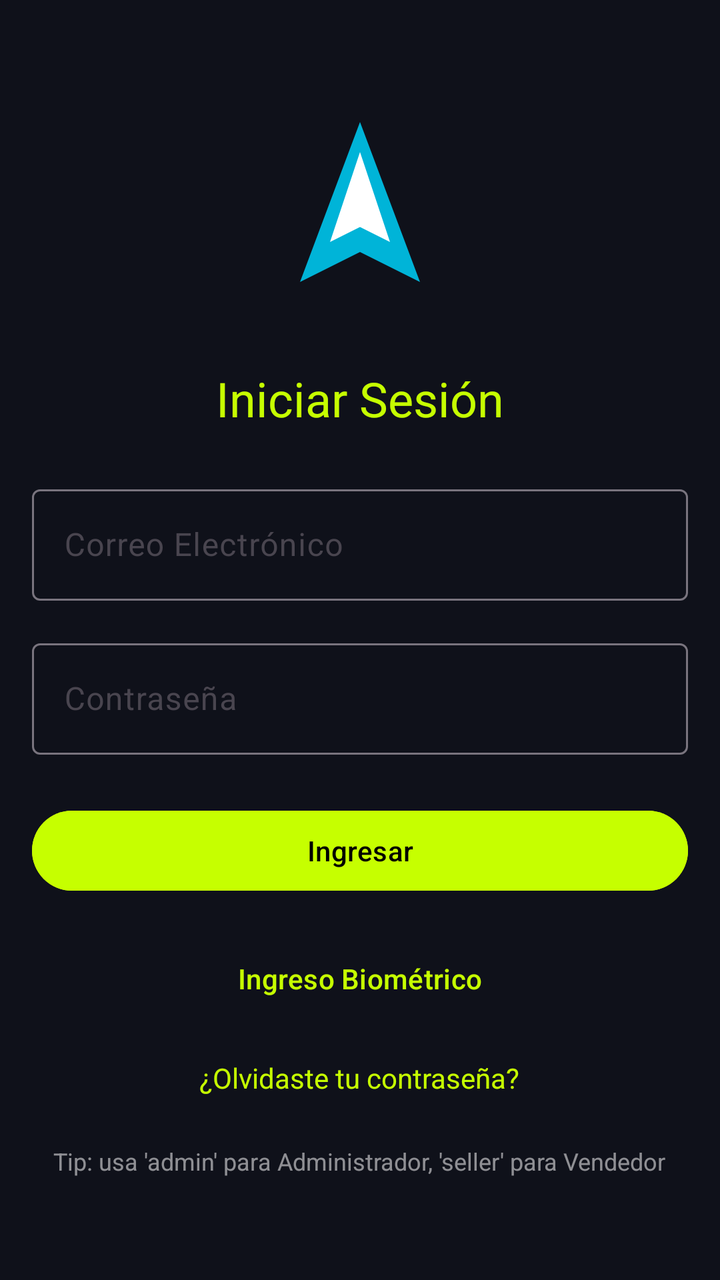
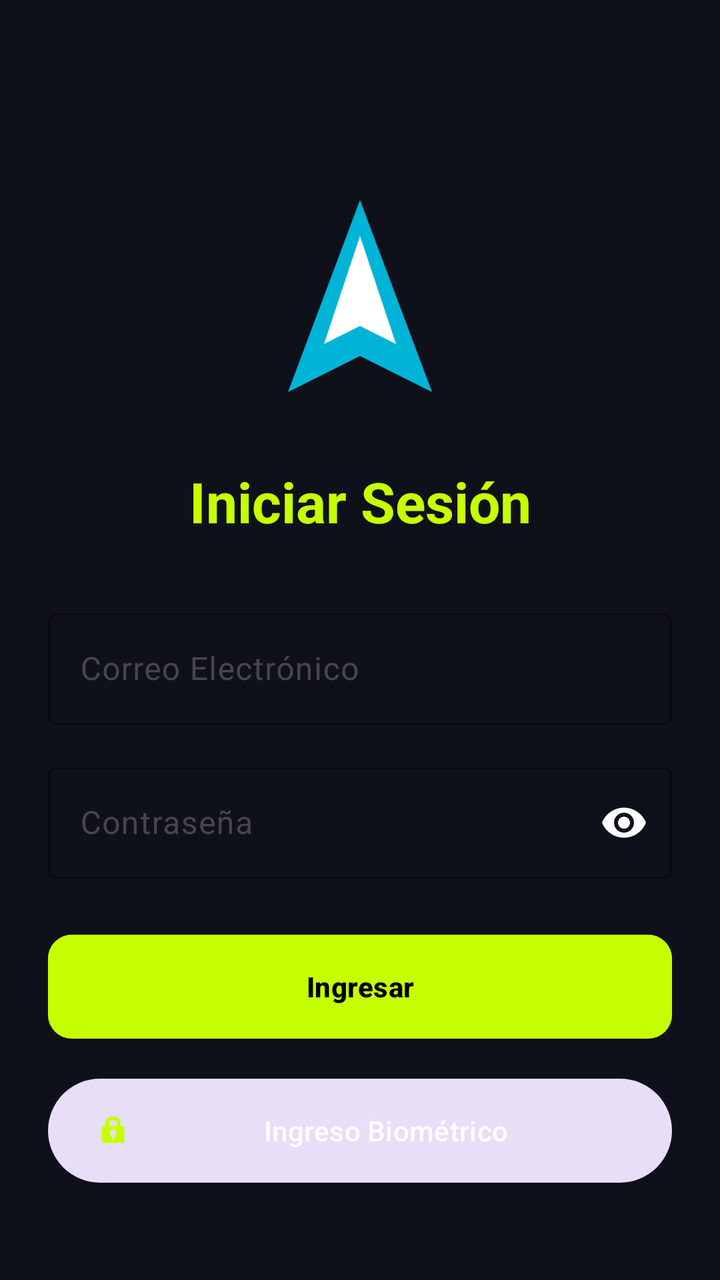

Two renders of the same Android screen: before a commit and after it. Below are the layout's source before the change and the commit's diff.
<!-- AndroidManifest.xml: application theme Theme.VoltCore -->
<!-- res/layout/fragment_login.xml -->
<?xml version="1.0" encoding="utf-8"?>
<LinearLayout xmlns:android="http://schemas.android.com/apk/res/android"
    android:layout_width="match_parent"
    android:layout_height="match_parent"
    android:background="@color/colorBackground"
    android:gravity="center"
    android:orientation="vertical"
    android:padding="@dimen/margin_standard">

    <ImageView
        android:layout_width="100dp"
        android:layout_height="100dp"
        android:layout_marginBottom="32dp"
        android:src="@drawable/ic_voltcore_logo"
        android:contentDescription="@string/app_name" />

    <TextView
        android:layout_width="wrap_content"
        android:layout_height="wrap_content"
        android:layout_marginBottom="24dp"
        android:text="@string/login_title"
        android:textColor="@color/volt_primary"
        android:textSize="@dimen/text_size_h1" />

    <com.google.android.material.textfield.TextInputLayout
        android:layout_width="match_parent"
        android:layout_height="wrap_content"
        android:layout_marginBottom="16dp"
        android:hint="@string/email_hint"
        style="@style/Widget.Material3.TextInputLayout.OutlinedBox">

        <com.google.android.material.textfield.TextInputEditText
            android:id="@+id/etEmail"
            android:layout_width="match_parent"
            android:layout_height="wrap_content"
            android:inputType="textEmailAddress"
            android:textColor="@color/white" />
    </com.google.android.material.textfield.TextInputLayout>

    <com.google.android.material.textfield.TextInputLayout
        android:layout_width="match_parent"
        android:layout_height="wrap_content"
        android:layout_marginBottom="24dp"
        android:hint="@string/password_hint"
        style="@style/Widget.Material3.TextInputLayout.OutlinedBox">

        <com.google.android.material.textfield.TextInputEditText
            android:id="@+id/etPassword"
            android:layout_width="match_parent"
            android:layout_height="wrap_content"
            android:inputType="textPassword"
            android:textColor="@color/white" />
    </com.google.android.material.textfield.TextInputLayout>

    <Button
        android:id="@+id/btnLogin"
        android:layout_width="match_parent"
        android:layout_height="wrap_content"
        android:layout_marginBottom="16dp"
        android:text="@string/login_button"
        android:backgroundTint="@color/volt_primary"
        android:textColor="@color/black" />

    <Button
        android:id="@+id/btnBiometric"
        style="@style/Widget.Material3.Button.TextButton"
        android:layout_width="match_parent"
        android:layout_height="wrap_content"
        android:layout_marginBottom="16dp"
        android:text="@string/biometric_button"
        android:textColor="@color/volt_primary" />

    <TextView
        android:id="@+id/tvForgotPassword"
        android:layout_width="wrap_content"
        android:layout_height="wrap_content"
        android:layout_marginBottom="24dp"
        android:text="@string/forgot_password"
        android:textColor="@color/volt_primary" />

    <TextView
        android:layout_width="wrap_content"
        android:layout_height="wrap_content"
        android:text="@string/login_tip"
        android:textColor="#88FFFFFF"
        android:textSize="12sp" />

</LinearLayout>
<!-- resources referenced by this layout -->
<resources>
  <color name="black">#FF000000</color>
  <color name="colorBackground">@color/volt_background</color>
  <color name="volt_primary">#C6FF00</color>
  <color name="white">#FFFFFFFF</color>
  <dimen name="margin_standard">16dp</dimen>
  <dimen name="text_size_h1">24sp</dimen>
  <!-- drawable ic_voltcore_logo (drawable) -->
  <vector xmlns:android="http://schemas.android.com/apk/res/android"
      android:width="200dp"
      android:height="200dp"
      android:viewportWidth="200"
      android:viewportHeight="200">
      <path
          android:fillColor="#00B4D8"
          android:pathData="M100,20 L160,180 L100,150 L40,180 Z" />
      <path
          android:fillColor="#FFFFFF"
          android:pathData="M100,50 L130,140 L100,125 L70,140 Z" />
  </vector>
  <string name="app_name">VoltCore</string>
  <string name="biometric_button">Ingreso Biométrico</string>
  <string name="email_hint">Correo Electrónico</string>
  <string name="forgot_password">¿Olvidaste tu contraseña?</string>
  <string name="login_button">Ingresar</string>
  <string name="login_tip">Tip: usa \'admin\' para Administrador, \'seller\' para Vendedor</string>
  <string name="login_title">Iniciar Sesión</string>
  <string name="password_hint">Contraseña</string>
  <style name="Theme.VoltCore" parent="Base.Theme.VoltCore" />
  <color name="volt_background">#0F111A</color>
  <style name="Base.Theme.VoltCore" parent="Theme.Material3.DayNight.NoActionBar">
          
          <item name="colorPrimary">@color/volt_primary</item>
          <item name="android:windowBackground">@color/volt_background</item>
          <item name="colorSurface">@color/glass_surface</item>
          <item name="colorOnSurface">@color/white</item>
      </style>
  <color name="glass_surface">#1AFFFFFF</color>
</resources>

<!-- the commit's change to res/layout/fragment_login.xml (unified diff, before → after) -->
@@ -1,33 +1,45 @@
 <?xml version="1.0" encoding="utf-8"?>
-<LinearLayout xmlns:android="http://schemas.android.com/apk/res/android"
+<androidx.constraintlayout.widget.ConstraintLayout xmlns:android="http://schemas.android.com/apk/res/android"
+    xmlns:app="http://schemas.android.com/apk/res-auto"
     android:layout_width="match_parent"
     android:layout_height="match_parent"
-    android:background="@color/colorBackground"
-    android:gravity="center"
-    android:orientation="vertical"
-    android:padding="@dimen/margin_standard">
+    android:background="@color/volt_background"
+    android:padding="24dp">
 
     <ImageView
-        android:layout_width="100dp"
-        android:layout_height="100dp"
-        android:layout_marginBottom="32dp"
+        android:id="@+id/ivLogoLogin"
+        android:layout_width="120dp"
+        android:layout_height="120dp"
+        android:layout_marginTop="64dp"
         android:src="@drawable/ic_voltcore_logo"
+        app:layout_constraintEnd_toEndOf="parent"
+        app:layout_constraintStart_toStartOf="parent"
+        app:layout_constraintTop_toTopOf="parent"
         android:contentDescription="@string/app_name" />
 
     <TextView
+        android:id="@+id/tvWelcome"
         android:layout_width="wrap_content"
         android:layout_height="wrap_content"
-        android:layout_marginBottom="24dp"
+        android:layout_marginTop="24dp"
         android:text="@string/login_title"
         android:textColor="@color/volt_primary"
-        android:textSize="@dimen/text_size_h1" />
+        android:textSize="28sp"
+        android:textStyle="bold"
+        app:layout_constraintEnd_toEndOf="parent"
+        app:layout_constraintStart_toStartOf="parent"
+        app:layout_constraintTop_toBottomOf="@+id/ivLogoLogin" />
 
     <com.google.android.material.textfield.TextInputLayout
+        android:id="@+id/tilEmail"
         android:layout_width="match_parent"
         android:layout_height="wrap_content"
-        android:layout_marginBottom="16dp"
+        android:layout_marginTop="32dp"
         android:hint="@string/email_hint"
-        style="@style/Widget.Material3.TextInputLayout.OutlinedBox">
+        style="@style/Widget.Material3.TextInputLayout.OutlinedBox"
+        app:boxStrokeColor="@color/volt_primary"
+        app:hintTextColor="@color/volt_primary"
+        app:layout_constraintTop_toBottomOf="@+id/tvWelcome">
 
         <com.google.android.material.textfield.TextInputEditText
             android:id="@+id/etEmail"
@@ -38,11 +50,17 @@
     </com.google.android.material.textfield.TextInputLayout>
 
     <com.google.android.material.textfield.TextInputLayout
+        android:id="@+id/tilPassword"
         android:layout_width="match_parent"
         android:layout_height="wrap_content"
-        android:layout_marginBottom="24dp"
+        android:layout_marginTop="16dp"
         android:hint="@string/password_hint"
-        style="@style/Widget.Material3.TextInputLayout.OutlinedBox">
+        style="@style/Widget.Material3.TextInputLayout.OutlinedBox"
+        app:boxStrokeColor="@color/volt_primary"
+        app:hintTextColor="@color/volt_primary"
+        app:endIconMode="password_toggle"
+        app:endIconTint="@color/white"
+        app:layout_constraintTop_toBottomOf="@+id/tilEmail">
 
         <com.google.android.material.textfield.TextInputEditText
             android:id="@+id/etPassword"
@@ -52,37 +70,39 @@
             android:textColor="@color/white" />
     </com.google.android.material.textfield.TextInputLayout>
 
-    <Button
+    <com.google.android.material.button.MaterialButton
         android:id="@+id/btnLogin"
         android:layout_width="match_parent"
-        android:layout_height="wrap_content"
-        android:layout_marginBottom="16dp"
+        android:layout_height="60dp"
+        android:layout_marginTop="24dp"
         android:text="@string/login_button"
         android:backgroundTint="@color/volt_primary"
-        android:textColor="@color/black" />
+        android:textColor="@color/black"
+        android:textStyle="bold"
+        app:cornerRadius="12dp"
+        app:layout_constraintTop_toBottomOf="@+id/tilPassword" />
 
-    <Button
+    <com.google.android.material.button.MaterialButton
         android:id="@+id/btnBiometric"
-        style="@style/Widget.Material3.Button.TextButton"
+        style="@style/Widget.Material3.Button.TonalButton"
         android:layout_width="match_parent"
-        android:layout_height="wrap_content"
-        android:layout_marginBottom="16dp"
+        android:layout_height="60dp"
+        android:layout_marginTop="12dp"
         android:text="@string/biometric_button"
-        android:textColor="@color/volt_primary" />
+        android:textColor="@color/white"
+        app:icon="@android:drawable/ic_lock_idle_lock"
+        app:iconTint="@color/volt_primary"
+        app:layout_constraintTop_toBottomOf="@+id/btnLogin" />
 
     <TextView
         android:id="@+id/tvForgotPassword"
         android:layout_width="wrap_content"
         android:layout_height="wrap_content"
-        android:layout_marginBottom="24dp"
+        android:layout_marginTop="24dp"
         android:text="@string/forgot_password"
-        android:textColor="@color/volt_primary" />
+        android:textColor="@color/volt_primary"
+        app:layout_constraintEnd_toEndOf="parent"
+        app:layout_constraintStart_toStartOf="parent"
+        app:layout_constraintTop_toBottomOf="@+id/btnBiometric" />
 
-    <TextView
-        android:layout_width="wrap_content"
-        android:layout_height="wrap_content"
-        android:text="@string/login_tip"
-        android:textColor="#88FFFFFF"
-        android:textSize="12sp" />
-
-</LinearLayout>
+</androidx.constraintlayout.widget.ConstraintLayout>
<!-- resource entries referenced after the edit -->
@@ -1,11 +1,8 @@
 <!-- resources referenced by this layout -->
 <resources>
   <color name="black">#FF000000</color>
-  <color name="colorBackground">@color/volt_background</color>
   <color name="volt_primary">#C6FF00</color>
   <color name="white">#FFFFFFFF</color>
-  <dimen name="margin_standard">16dp</dimen>
-  <dimen name="text_size_h1">24sp</dimen>
   <!-- drawable ic_voltcore_logo (drawable) -->
   <vector xmlns:android="http://schemas.android.com/apk/res/android"
       android:width="200dp"
@@ -24,7 +21,6 @@
   <string name="email_hint">Correo Electrónico</string>
   <string name="forgot_password">¿Olvidaste tu contraseña?</string>
   <string name="login_button">Ingresar</string>
-  <string name="login_tip">Tip: usa \'admin\' para Administrador, \'seller\' para Vendedor</string>
   <string name="login_title">Iniciar Sesión</string>
   <string name="password_hint">Contraseña</string>
   <style name="Theme.VoltCore" parent="Base.Theme.VoltCore" />
